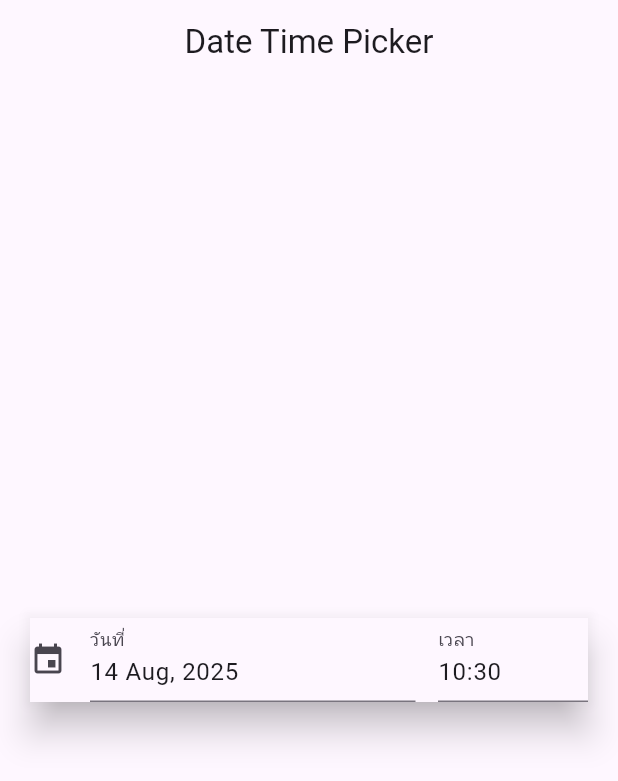
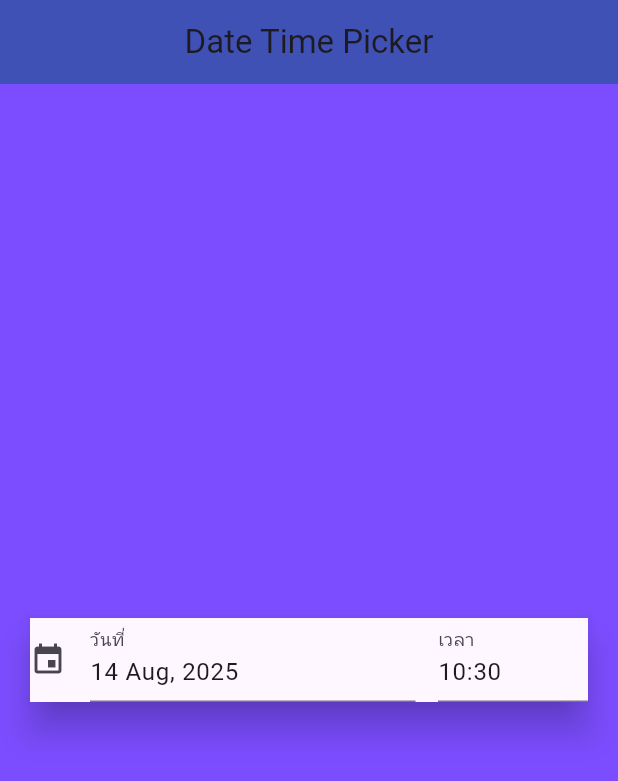
Before and after one commit to Thanadol22/MobileApp, a Flutter app: the screen it shows after launch, on a phone screen of 412 x 824 dp. Shown: the top 781 px of the screen. Run offline on Flutter 3.47's test engine with Material 3 defaults, Android fonts, the phone set to English and light mode, and no system bars; drawn by our look-alikes of date_time_picker.

Commit message:
main.dart

```diff
--- a/flutter_app805/lib/main.dart
+++ b/flutter_app805/lib/main.dart
@@ -12,9 +12,11 @@ class MainApp extends StatelessWidget {
   Widget build(BuildContext context) {
     return MaterialApp(
       home: Scaffold(
+        backgroundColor: Colors.deepPurpleAccent,
         appBar: AppBar(
           title: const Text('Date Time Picker'),
           centerTitle: true,
+          backgroundColor: Colors.indigo,
         ),
         body: Center(
           child: Padding(
```
